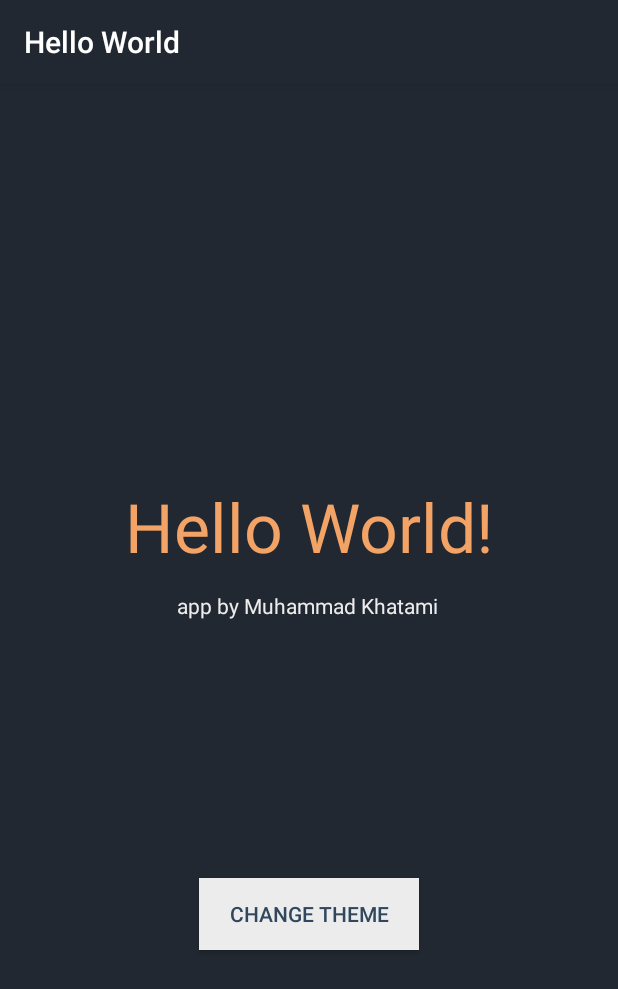
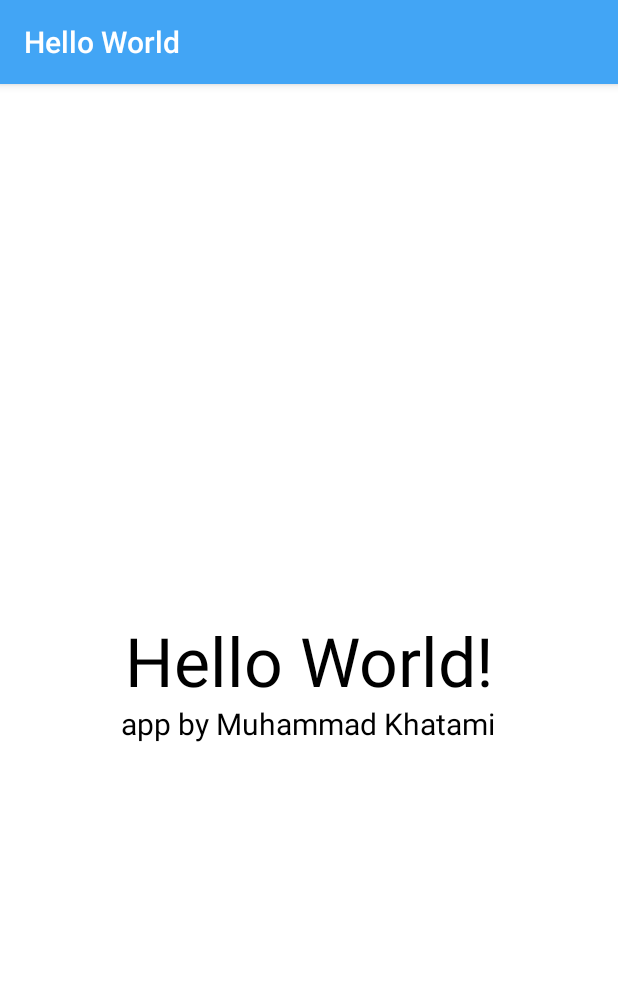
Before and after one commit to muhammadkhatami/learn-tktpl-1706044055, an Android app: the screen it shows after launch (MainActivity), on a phone screen of 412 x 824 dp. Shown: the top 989 px of the screen. Run offline under Robolectric (Android 15) with nearby library versions, the phone set to English and light mode, and no system bars.

```diff
--- a/app/src/main/res/layout/activity_main.xml
+++ b/app/src/main/res/layout/activity_main.xml
@@ -6,7 +6,7 @@
     android:layout_width="match_parent"
     android:layout_height="match_parent"
     tools:context=".MainActivity"
-    android:background="@color/colorDark"
+    android:background="@android:color/white"
     android:id="@+id/mainLayout">
 
     <TextView
@@ -14,20 +14,20 @@
         android:layout_width="wrap_content"
         android:layout_height="wrap_content"
         android:text="Hello World!"
-        android:textColor="@color/colorOrange"
+        android:textColor="@android:color/black"
         android:textSize="45dp"
         app:layout_constraintBottom_toBottomOf="parent"
         app:layout_constraintLeft_toLeftOf="parent"
         app:layout_constraintRight_toRightOf="parent"
-        app:layout_constraintTop_toTopOf="parent"
-        app:layout_constraintVertical_bias="0.374" />
+        app:layout_constraintTop_toTopOf="parent"/>
 
     <TextView
         android:id="@+id/secondText"
         android:layout_width="wrap_content"
         android:layout_height="wrap_content"
         android:text="app by Muhammad Khatami"
-        android:textColor="@color/colorSilver"
+        android:textColor="@android:color/black"
+        android:textSize="20dp"
         app:layout_constraintBottom_toBottomOf="parent"
         app:layout_constraintHorizontal_bias="0.497"
         app:layout_constraintLeft_toLeftOf="parent"
@@ -35,18 +35,4 @@
         app:layout_constraintTop_toTopOf="@+id/mainText"
         app:layout_constraintVertical_bias="0.151" />
 
-    <Button
-        android:id="@+id/clickMe"
-        android:layout_width="wrap_content"
-        android:layout_height="wrap_content"
-        android:text="Change Theme"
-        android:textColor="@color/colorDarkBlue"
-        android:background="@color/colorSilver"
-        android:paddingLeft="20dp"
-        android:paddingRight="20dp"
-        app:layout_constraintBottom_toBottomOf="parent"
-        app:layout_constraintLeft_toLeftOf="parent"
-        app:layout_constraintRight_toRightOf="parent"
-        app:layout_constraintTop_toTopOf="@+id/secondText"/>
-
 </androidx.constraintlayout.widget.ConstraintLayout>
--- a/app/src/main/res/values/colors.xml
+++ b/app/src/main/res/values/colors.xml
@@ -1,10 +1,6 @@
 <?xml version="1.0" encoding="utf-8"?>
 <resources>
-    <color name="colorPrimary">#222831</color>
-    <color name="colorPrimaryDark">#3700B3</color>
+    <color name="colorPrimary">#42A5F5</color>
+    <color name="colorPrimaryDark">#1970b6</color>
     <color name="colorAccent">#03DAC5</color>
-    <color name="colorDark">#222831</color>
-    <color name="colorDarkBlue">#30475e</color>
-    <color name="colorOrange">#f2a365</color>
-    <color name="colorSilver">#ececec</color>
 </resources>
```
Also changed, not shown: app/src/main/java/id/ac/ui/cs/mobileprogramming/muhammadkhatami/helloworld/MainActivity.kt (+0 -31 lines).
